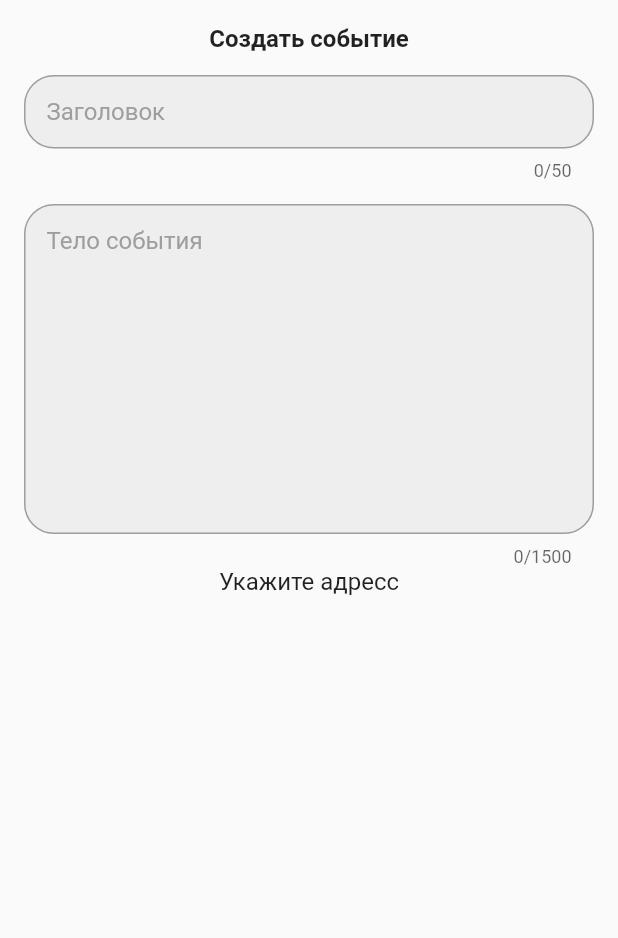
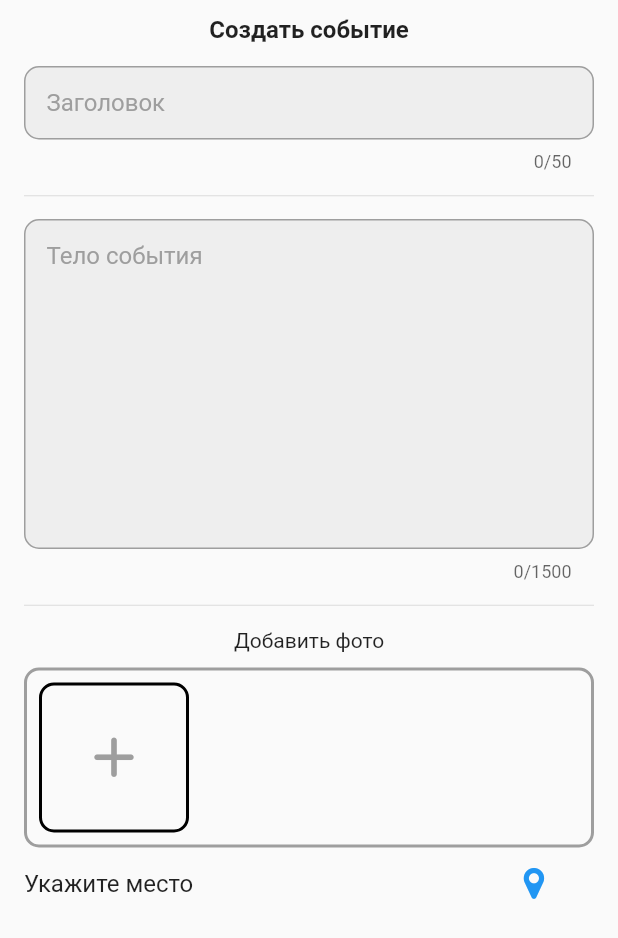
Before and after one commit to Lexx96/EvenOnMap, a Flutter app: the CreateAnEventWidget screen opened by its route, on a phone screen of 412 x 824 dp. Shown: the top 938 px of the screen. Run offline on Flutter 3.47's test engine with Material 2 defaults, Android fonts, the phone set to English and light mode, and no system bars; our stand-ins replace adaptive_theme, google_maps_flutter, image_picker, skeletons; generated files the repository leaves out were written again; network calls fail.

Commit message:
CreateAnEventWidget

```diff
--- a/lib/auth/bloc/auth_bloc.dart
+++ b/lib/auth/bloc/auth_bloc.dart
@@ -48,7 +48,6 @@ class ServiceAuthBloc {
       UserLogInProvider().postUserLogIn(phone, password).then((
           responseJsonLogIn) {
         if (responseJsonLogIn.accessToken != null) {
-
           _streamController.sink.add(
               AuthBlocState.loadedLogIn(responseJsonLogIn));
         }
--- /dev/null
+++ b/lib/create_an_event_widget/adding_images_widget.dart
@@ -0,0 +1,416 @@
+import 'dart:io';
+import 'package:flutter/cupertino.dart';
+import 'package:flutter/material.dart';
+import 'package:flutter/services.dart';
+import 'package:image_picker/image_picker.dart';
+
+class AddingImagesWidget extends StatefulWidget {
+  const AddingImagesWidget({Key? key}) : super(key: key);
+
+  @override
+  State<AddingImagesWidget> createState() => _AddingImagesWidgetState();
+}
+
+class _AddingImagesWidgetState extends State<AddingImagesWidget> {
+  File? image;
+  File? imageTwo;
+  File? imageThree;
+
+  Future pickImage(ImageSource source) async {
+    try {
+      final image = await ImagePicker().pickImage(source: source);
+      if (image == null) return;
+
+      final imageTemporary = File(image.path);
+      setState(() => this.image = imageTemporary);
+    } on PlatformException // что то типо автоматического выбора виджета в замисимости от платформв
+    catch (error) {
+      print('Ошибка выбора картинки $error');
+    }
+  }
+
+  Future pickImageTwo(ImageSource source) async {
+    try {
+      final imageTwo =
+          await ImagePicker().pickImage(source: source);
+      if (imageTwo == null) return;
+
+      final imageTwoTemporary = File(imageTwo.path);
+      setState(() => this.imageTwo = imageTwoTemporary);
+    } on PlatformException // что то типо автоматического выбора виджета в замисимости от платформв
+    catch (error) {
+      print('Ошибка выбора картинки $error');
+    }
+  }
+
+  Future pickImageFree(ImageSource source) async {
+    try {
+      final imageFree =
+          await ImagePicker().pickImage(source: source);
+      if (imageFree == null) return;
+
+      final imageFreeTemporary = File(imageFree.path);
+      setState(() => this.imageThree = imageFreeTemporary);
+    } on PlatformException // что то типо автоматического выбора виджета в замисимости от платформв
+    catch (error) {
+      print('Ошибка выбора картинки $error');
+    }
+  }
+
+  Widget plusImage() {
+    if (image != null) {
+      return Container(
+          width: 100,
+          height: 100,
+          child: Container(
+            decoration: BoxDecoration(
+              border: Border.all(width: 2),
+              borderRadius: BorderRadius.all(Radius.circular(10.0)),
+            ),
+            child: InkWell(
+              onTap: () {
+                print('e');
+              },
+              child: Stack(
+                children: [
+                  Center(
+                    child: Image.file(image!),
+                  ),
+                ],
+              ),
+            ),
+          ));
+    } else {
+      return Container(
+        width: 100,
+        height: 100,
+        decoration: BoxDecoration(
+          border: Border.all(width: 2),
+          borderRadius: BorderRadius.all(Radius.circular(10.0)),
+        ),
+        child: TextButton(
+          onPressed: () => showImagesSource(context),
+          child: Icon(
+            Icons.add_rounded,
+            size: 45,
+            color: Colors.grey,
+          ),
+        ),
+      );
+    }
+  }
+
+  Widget plusImageTwo() {
+    if (imageTwo != null) {
+      return Container(
+          width: 100,
+          height: 100,
+          child: Container(
+            decoration: BoxDecoration(
+              border: Border.all(width: 2),
+              borderRadius: BorderRadius.all(Radius.circular(10.0)),
+            ),
+            child: InkWell(
+              onTap: () {
+                print('e');
+              },
+              child: Stack(
+                children: [
+                  Center(
+                    child: Image.file(imageTwo!),
+                  ),
+                ],
+              ),
+            ),
+          ));
+    } else {
+      return Container(
+        width: 100,
+        height: 100,
+        decoration: BoxDecoration(
+          border: Border.all(width: 2),
+          borderRadius: BorderRadius.all(Radius.circular(10.0)),
+        ),
+        child: TextButton(
+          onPressed: () => showImagesSource(context),
+          child: Icon(
+            Icons.add_rounded,
+            size: 45,
+            color: Colors.grey,
+          ),
+        ),
+      );
+    }
+  }
+
+  Widget plusImageFree() {
+    if (imageThree != null) {
+      return Container(
+          width: 100,
+          height: 100,
+          child: Container(
+            decoration: BoxDecoration(
+              border: Border.all(width: 2),
+              borderRadius: BorderRadius.all(Radius.circular(10.0)),
+            ),
+            child: InkWell(
+              onTap: () {
+                print('e');
+              },
+              child: Stack(
+                children: [
+                  Center(
+                    child: Image.file(imageThree!),
+                  ),
+                ],
+              ),
+            ),
+          ));
+    } else {
+      return Container(
+        width: 100,
+        height: 100,
+        decoration: BoxDecoration(
+          border: Border.all(width: 2),
+          borderRadius: BorderRadius.all(Radius.circular(10.0)),
+        ),
+        child: TextButton(
+          onPressed: () => showImagesSource(context),
+          child: Icon(
+            Icons.add_rounded,
+            size: 45,
+            color: Colors.grey,
+          ),
+        ),
+      );
+    }
+  }
+
+  Widget allImages() {
+    if (image == null) {
+      return Row(
+        mainAxisAlignment: MainAxisAlignment.start,
+        children: [
+          plusImage(),
+        ],
+      );
+    } else if (image != null && imageTwo == null) {
+      return Row(
+        mainAxisAlignment: MainAxisAlignment.center,
+        children: [
+          plusImage(),
+          SizedBox(
+            width: 10,
+          ),
+          plusImageTwo(),
+        ],
+      );
+    } else if (image != null && imageTwo != null && imageThree == null ||
+        imageThree != null) {
+      return Row(
+        mainAxisAlignment: MainAxisAlignment.center,
+        children: [
+          plusImage(),
+          SizedBox(
+            width: 10,
+          ),
+          plusImageTwo(),
+          SizedBox(
+            width: 10,
+          ),
+          plusImageFree(),
+        ],
+      );
+    }
+    return Row(
+      mainAxisAlignment: MainAxisAlignment.start,
+      children: [
+        TextButton(
+          onPressed: () {}, //pickImage(),
+          child: Icon(
+            Icons.add_rounded,
+            size: 45,
+            color: Colors.grey,
+          ),
+        ),
+      ],
+    );
+  }
+
+  Future<ImageSource?> showImagesSource(BuildContext context) async {
+    if (Platform.isIOS) {
+      return showCupertinoModalPopup<ImageSource>(
+        context: context,
+        builder: (context) => CupertinoActionSheet(
+          actions: [
+            CupertinoActionSheetAction(
+              onPressed: () {
+                if (image == null){
+                  pickImage(ImageSource.camera);
+                }
+                else if (image != null && imageTwo == null){
+                  pickImageTwo(ImageSource.camera);
+                }
+                else if (image != null && imageTwo != null && imageThree == null ||
+                    imageThree != null){
+                  pickImageFree(ImageSource.camera);
+                }
+                Navigator.of(context).pop();
+              },
+              child: Row(
+                mainAxisAlignment: MainAxisAlignment.start,
+                children: [Icon(Icons.camera_alt), Text('Камера')],
+              ),
+            ),
+            CupertinoActionSheetAction(
+              onPressed: () {
+                if (image == null){
+                  pickImage(ImageSource.camera);
+                }
+                else if (image != null && imageTwo == null){
+                  pickImageTwo(ImageSource.camera);
+                }
+                else if (image != null && imageTwo != null && imageThree == null ||
+                    imageThree != null){
+                  pickImageFree(ImageSource.camera);
+                }
+                Navigator.of(context).pop();
+              },
+              child: Row(
+                mainAxisAlignment: MainAxisAlignment.start,
+                children: [Icon(Icons.photo), Text('Галерея')],
+              ),
+            ),
+          ],
+        ),
+      );
+    } else {
+      return showModalBottomSheet(
+        context: context,
+        builder: (context) => Column(
+          mainAxisSize: MainAxisSize.min,
+          children: [
+            ListTile(
+              leading: Icon(Icons.camera_alt),
+              title: Text('Камера'),
+              onTap: () {
+                if (image == null){
+                  pickImage(ImageSource.camera);
+                }
+                else if (image != null && imageTwo == null){
+                  pickImageTwo(ImageSource.camera);
+                }
+                else if (image != null && imageTwo != null && imageThree == null ||
+                    imageThree != null){
+                  pickImageFree(ImageSource.camera);
+                }
+                Navigator.of(context).pop();
+              },
+            ),
+            ListTile(
+              leading: Icon(Icons.photo),
+              title: Text('Галерея'),
+              onTap: () {
+                if (image == null){
+                  pickImage(ImageSource.gallery);
+                }
+                else if (image != null && imageTwo == null){
+                  pickImageTwo(ImageSource.gallery);
+                }
+                else if (image != null && imageTwo != null && imageThree == null ||
+                    imageThree != null){
+                  pickImageFree(ImageSource.gallery);
+                }
+                Navigator.of(context).pop();
+              },
+            ),
+          ],
+        ),
+      );
+    }
+  }
+
+  // как сделать замену и удаление
+  // Future<ImageSource?> showOptionsForChangingImage(BuildContext context) async {
+  //   if (Platform.isIOS) {
+  //     return showCupertinoModalPopup<ImageSource>(
+  //       context: context,
+  //       builder: (context) => CupertinoActionSheet(
+  //         actions: [
+  //           CupertinoActionSheetAction(
+  //             onPressed: () {
+  //               showImagesSource(context);
+  //               Navigator.of(context).pop();
+  //               },
+  //             child: Row(
+  //               mainAxisAlignment: MainAxisAlignment.start,
+  //               children: [Icon(Icons.edit), Text('Заменить')],
+  //             ),
+  //           ),
+  //         ],
+  //       ),
+  //     );
+  //   } else {
+  //     return showModalBottomSheet(
+  //       context: context,
+  //       builder: (context) => Column(
+  //         mainAxisSize: MainAxisSize.min,
+  //         children: [
+  //           ListTile(
+  //             leading: Icon(Icons.camera_alt),
+  //             title: Text('Камера'),
+  //             onTap: () {
+  //               if (image == null){
+  //                 pickImage(ImageSource.camera);
+  //               }
+  //               else if (image != null && imageTwo == null){
+  //                 pickImageTwo(ImageSource.camera);
+  //               }
+  //               else if (image != null && imageTwo != null && imageFree == null ||
+  //                   imageFree != null){
+  //                 pickImageFree(ImageSource.camera);
+  //               }
+  //               Navigator.of(context).pop();
+  //             },
+  //           ),
+  //           ListTile(
+  //             leading: Icon(Icons.photo),
+  //             title: Text('Галерея'),
+  //             onTap: () {
+  //               if (image == null){
+  //                 pickImage(ImageSource.gallery);
+  //               }
+  //               else if (image != null && imageTwo == null){
+  //                 pickImageTwo(ImageSource.gallery);
+  //               }
+  //               else if (image != null && imageTwo != null && imageFree == null ||
+  //                   imageFree != null){
+  //                 pickImageFree(ImageSource.gallery);
+  //               }
+  //               Navigator.of(context).pop();
+  //             },
+  //           ),
+  //         ],
+  //       ),
+  //     );
+  //   }
+  // }
+
+
+  @override
+  Widget build(BuildContext context) {
+    return Container(
+      decoration: BoxDecoration(
+        border: Border.all(width: 2, color: Colors.grey),
+        borderRadius: BorderRadius.all(Radius.circular(10.0)),
+      ),
+      child: Padding(
+        padding: const EdgeInsets.all(8.0),
+        child: Column(
+          crossAxisAlignment: CrossAxisAlignment.center,
+          children: [allImages()],
+        ),
+      ),
+    );
+  }
+}
--- a/lib/create_an_event_widget/create_an_event_widget.dart
+++ b/lib/create_an_event_widget/create_an_event_widget.dart
@@ -1,23 +1,104 @@
+
 import 'package:flutter/material.dart';
+import 'package:google_maps_flutter/google_maps_flutter.dart';
 
-class CreateAnEventWidget extends StatelessWidget {
+import '../custom_icons.dart';
+import 'adding_images_widget.dart';
+
+class CreateAnEventWidget extends StatefulWidget {
   const CreateAnEventWidget({Key? key}) : super(key: key);
+
+  @override
+  _CreateAnEventWidgetState createState() => _CreateAnEventWidgetState();
+}
+
+class _CreateAnEventWidgetState extends State<CreateAnEventWidget> {
+  late bool shouMapLatLng;
+
+  @override
+  void initState() {
+    super.initState();
+    shouMapLatLng = false;
+  }
 
   @override
   Widget build(BuildContext context) {
     return Scaffold(
-      body: Padding(
-        padding: const EdgeInsets.all(16.0),
-        child: Column(
+      body: shouMapLatLng
+          ? GoogleMap(
+              initialCameraPosition: CameraPosition(
+                target: LatLng(53.769997, 87.137535),
+                zoom: 16,
+              ),
+            )
+          : Padding(
+              padding: const EdgeInsets.symmetric(horizontal: 16),
+              child: ListView(
+                children: [
+                  EventCreationFormWidget(),
+                  Center(child: Text('Добавить фото'),),
+                  SizedBox(height: 10,),
+                  AddingImagesWidget(),
+                  Row(
+                    mainAxisAlignment: MainAxisAlignment.spaceBetween,
+                    children: [
+                      const Text(
+                        'Укажите место',
+                        style: const TextStyle(
+                          fontSize: 16,
+                        ),
+                      ),
+                      Padding(
+                        padding: const EdgeInsets.only(right: 10),
+                        child: TextButton(
+                          onPressed: () {},
+                          child: Icon(
+                            CustomIcons.location,
+                            color: Colors.blue,
+                          ),
+                          style: ButtonStyle(
+                            backgroundColor:
+                                MaterialStateProperty.all(Colors.transparent),
+                            overlayColor:
+                                MaterialStateProperty.all(Colors.grey),
+                            elevation: MaterialStateProperty.all(0),
+                            minimumSize:
+                                MaterialStateProperty.all(Size(60, 30)),
+                            shape: MaterialStateProperty.all(
+                                RoundedRectangleBorder(
+                              borderRadius: BorderRadius.circular(25),
+                            )),
+                          ),
+                        ),
+                      )
+                    ],
+                  ),
+                ],
+              ),
+            ),
+    );
+  }
+}
+
+class EventCreationFormWidget extends StatelessWidget {
+  const EventCreationFormWidget({
+    Key? key,
+  }) : super(key: key);
+
+  @override
+  Widget build(BuildContext context) {
+    return Column(
       mainAxisAlignment: MainAxisAlignment.start,
       children: [
+        SizedBox(
+          height: 10,
+        ),
         Row(
           mainAxisAlignment: MainAxisAlignment.center,
           children: [
             const Text(
               'Создать событие',
-                  style: const TextStyle(
-                      fontSize: 16, fontWeight: FontWeight.bold),
+              style: const TextStyle(fontSize: 16, fontWeight: FontWeight.bold),
             ),
           ],
         ),
@@ -38,7 +119,7 @@ class CreateAnEventWidget extends StatelessWidget {
 
             enabledBorder: OutlineInputBorder(
               // рабочее , но не активное состояние
-                  borderRadius: BorderRadius.circular(20),
+              borderRadius: BorderRadius.circular(10),
               borderSide: const BorderSide(
                 width: 1.0,
                 color: Colors.grey,
@@ -78,13 +159,18 @@ class CreateAnEventWidget extends StatelessWidget {
               borderRadius: BorderRadius.circular(20),
               borderSide: const BorderSide(
                 width: 1.0, // ширина рамки поля ввода
-                    color:
-                    Colors.red, // цвет рамки поля ввода
+                color: Colors.red, // цвет рамки поля ввода
               ),
             ),
           ),
         ),
         const SizedBox(
+          height: 15,
+        ),
+        Divider(
+          height: 1,
+        ),
+        SizedBox(
           height: 15,
         ),
         TextField(
@@ -103,7 +189,7 @@ class CreateAnEventWidget extends StatelessWidget {
 
             enabledBorder: OutlineInputBorder(
               // рабочее , но не активное состояние
-                  borderRadius: BorderRadius.circular(20),
+              borderRadius: BorderRadius.circular(10),
               borderSide: const BorderSide(
                 width: 1.0,
                 color: Colors.grey,
@@ -144,25 +230,21 @@ class CreateAnEventWidget extends StatelessWidget {
               borderRadius: BorderRadius.circular(20),
               borderSide: const BorderSide(
                 width: 1.0, // ширина рамки поля ввода
-                    color:
-                    Colors.red, // цвет рамки поля ввода
+                color: Colors.red, // цвет рамки поля ввода
               ),
             ),
           ),
         ),
-            Row(
-              mainAxisAlignment: MainAxisAlignment.center,
-              children: [
-                const Text(
-                  'Укажите адресс',
-                  style: const TextStyle(
-                    fontSize: 16,),
+        const SizedBox(
+          height: 15,
+        ),
+        Divider(
+          height: 1,
+        ),
+        SizedBox(
+          height: 15,
         ),
       ],
-            ),
-          ],
-        ),
-      ),
     );
   }
 }
--- a/lib/map_widget/map_widget.dart
+++ b/lib/map_widget/map_widget.dart
@@ -29,6 +29,11 @@ class _MapWidgetState extends State<MapWidget> {
   void initState() {
     super.initState();
     _createAnEventWidgetBool = false;
+  }
+
+  @override
+  void dispose() {
+    super.dispose();
   }
 
   @override
--- a/lib/userProfile/user_profile_widget.dart
+++ b/lib/userProfile/user_profile_widget.dart
@@ -1,8 +1,6 @@
 import 'package:event_on_map/generated/l10n.dart';
 import 'package:event_on_map/navigation/main_navigation.dart';
 import 'package:event_on_map/news_widget/widgets/end_widget.dart';
-import 'package:event_on_map/news_widget/widgets/header_button_widget.dart';
-import 'package:event_on_map/news_widget/widgets/text_body_widget.dart';
 import 'package:flutter/cupertino.dart';
 import 'package:flutter/material.dart';
 
@@ -102,7 +100,7 @@ class _UserProfileState extends State<UserProfile> {
                         onTap: () => print('cc'),
                         splashColor: Colors.grey,
                         borderRadius: BorderRadius.all(Radius.circular(40)),
-                        child: CircleAvatar(
+                        child: CircleAvatar(  // https://www.youtube.com/watch?v=MSv38jO4EJk
                           backgroundImage:
                               const AssetImage('assets/images/mapOne.png'),
                           radius: 40,
@@ -336,7 +334,7 @@ class _UserProfileState extends State<UserProfile> {
                           const SizedBox(width: 15),
                           TextButton(
                               onPressed: () => Navigator.of(context)
-                                  .pushNamed('personalDataPage'),
+                                  .pushNamed(MainNavigationRouteName.personalDataPage),
                               child: Text(
                                 S.of(context).detailedInformation,
                                 style: const TextStyle(
--- a/pubspec.yaml
+++ b/pubspec.yaml
@@ -33,6 +33,7 @@ dependencies:
   bloc: ^7.2.1
   flutter_countdown_timer: ^4.1.0
   skeletons: ^0.0.3
+  image_picker: ^0.8.4+2
 
 
   # The following adds the Cupertino Icons font to your application.
```
Also changed, not shown: lib/auth/auth_screen_widget.dart (+8 -5 lines), pubspec.lock. Lines whose indentation alone changed are shown as unchanged.
